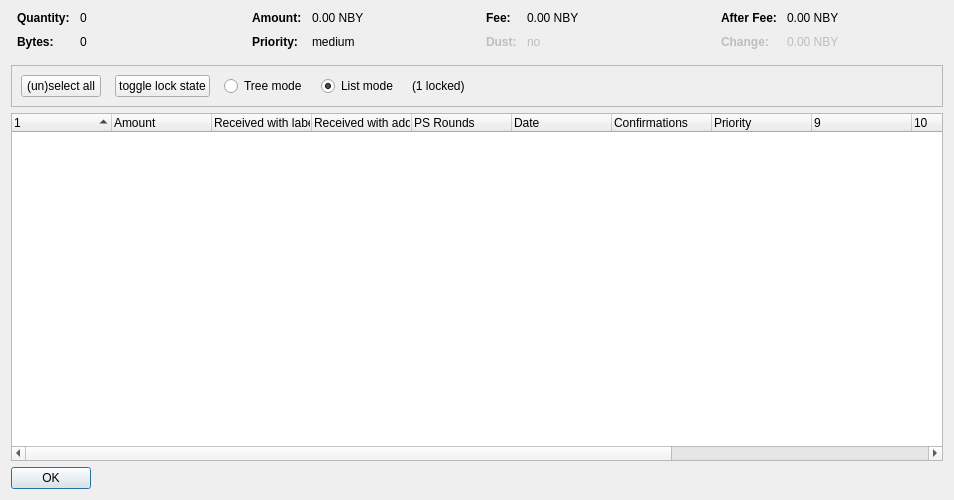
Above: src/qt/forms/coincontroldialog.ui from neobytes-project/neobytes before the change. Below: the same form after it.
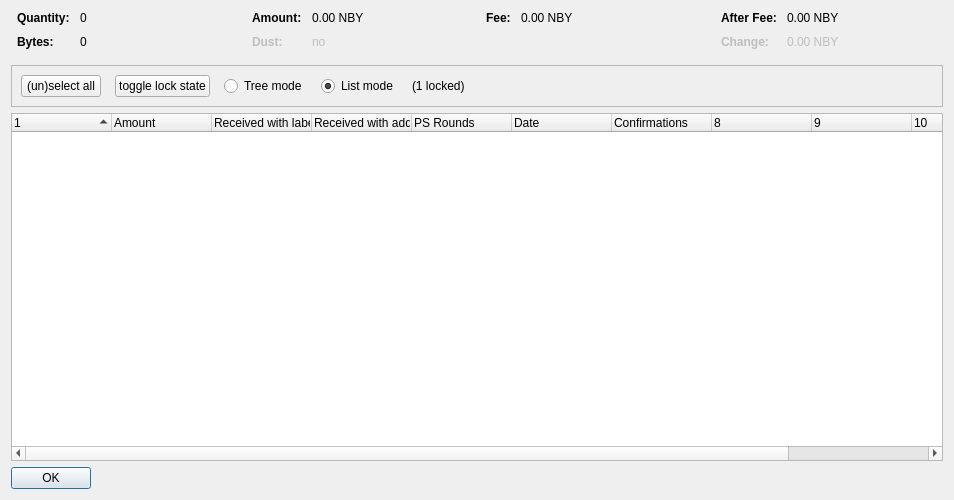
That is the form after the change. Custom widgets are drawn as their Qt base class.

Diff of the .ui file:
```diff
--- a/src/qt/forms/coincontroldialog.ui
+++ b/src/qt/forms/coincontroldialog.ui
@@ -140,7 +140,10 @@
         </widget>
        </item>
        <item row="1" column="0">
-        <widget class="QLabel" name="labelCoinControlPriorityText">
+        <widget class="QLabel" name="labelCoinControlLowOutputText">
+         <property name="enabled">
+          <bool>false</bool>
+         </property>
          <property name="font">
           <font>
            <weight>75</weight>
@@ -148,12 +151,15 @@
           </font>
          </property>
          <property name="text">
-          <string>Priority:</string>
+          <string>Dust:</string>
          </property>
         </widget>
        </item>
        <item row="1" column="1">
-        <widget class="QLabel" name="labelCoinControlPriority">
+        <widget class="QLabel" name="labelCoinControlLowOutput">
+         <property name="enabled">
+          <bool>false</bool>
+         </property>
          <property name="cursor">
           <cursorShape>IBeamCursor</cursorShape>
          </property>
@@ -161,7 +167,7 @@
           <enum>Qt::ActionsContextMenu</enum>
          </property>
          <property name="text">
-          <string>medium</string>
+          <string notr="true">no</string>
          </property>
          <property name="textInteractionFlags">
           <set>Qt::LinksAccessibleByMouse|Qt::TextSelectableByKeyboard|Qt::TextSelectableByMouse</set>
@@ -213,41 +219,6 @@
          </property>
         </widget>
        </item>
-       <item row="1" column="0">
-        <widget class="QLabel" name="labelCoinControlLowOutputText">
-         <property name="enabled">
-          <bool>false</bool>
-         </property>
-         <property name="font">
-          <font>
-           <weight>75</weight>
-           <bold>true</bold>
-          </font>
-         </property>
-         <property name="text">
-          <string>Dust:</string>
-         </property>
-        </widget>
-       </item>
-       <item row="1" column="1">
-        <widget class="QLabel" name="labelCoinControlLowOutput">
-         <property name="enabled">
-          <bool>false</bool>
-         </property>
-         <property name="cursor">
-          <cursorShape>IBeamCursor</cursorShape>
-         </property>
-         <property name="contextMenuPolicy">
-          <enum>Qt::ActionsContextMenu</enum>
-         </property>
-         <property name="text">
-          <string>no</string>
-         </property>
-         <property name="textInteractionFlags">
-          <set>Qt::LinksAccessibleByMouse|Qt::TextSelectableByKeyboard|Qt::TextSelectableByMouse</set>
-         </property>
-        </widget>
-       </item>
       </layout>
      </item>
      <item>
@@ -447,7 +418,7 @@
       <bool>false</bool>
      </property>
      <property name="columnCount">
-      <number>13</number>
+      <number>11</number>
      </property>
      <attribute name="headerShowSortIndicator" stdset="0">
       <bool>true</bool>
@@ -493,16 +464,6 @@
        <string>Confirmed</string>
       </property>
      </column>
-     <column>
-      <property name="text">
-       <string>Priority</string>
-      </property>
-     </column>
-     <column>
-      <property name="text">
-       <string/>
-      </property>
-     </column>
      <column>
       <property name="text">
        <string/>
```
